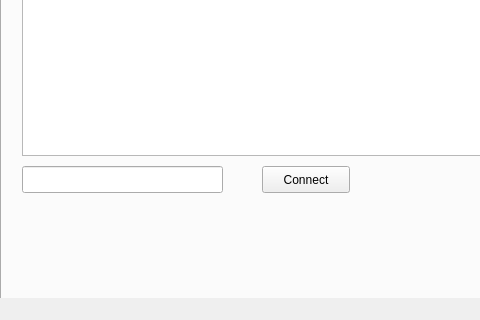
krisukox/PCs-connector, file common/gui/src/MainWindowWin.ui: the form before one commit; both pictures show x 0 to 480 and y 280 to 600 of the 800 by 600 pixel window.
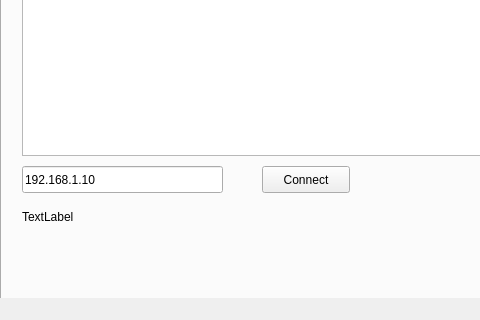
The form after the commit. The open tabs and pages were chosen to show the change.

Commit message: Fix tab and small refactor windows

What changed in the file:
```diff
--- a/common/gui/src/MainWindowWin.ui
+++ b/common/gui/src/MainWindowWin.ui
@@ -55,6 +55,9 @@
         <height>27</height>
        </rect>
       </property>
+      <property name="text">
+       <string>192.168.1.10</string>
+      </property>
      </widget>
      <widget class="QPushButton" name="connectButton">
       <property name="geometry">
@@ -69,6 +72,19 @@
        <string>Connect</string>
       </property>
      </widget>
+     <widget class="QLabel" name="infoLabel">
+      <property name="geometry">
+       <rect>
+        <x>20</x>
+        <y>460</y>
+        <width>211</width>
+        <height>21</height>
+       </rect>
+      </property>
+      <property name="text">
+       <string>TextLabel</string>
+      </property>
+     </widget>
     </widget>
     <widget class="QWidget" name="serverTab">
      <attribute name="title">
```
Left out of the diff: 4 changed lines with no effect on the pictures. The commit also changes 5 other files.
